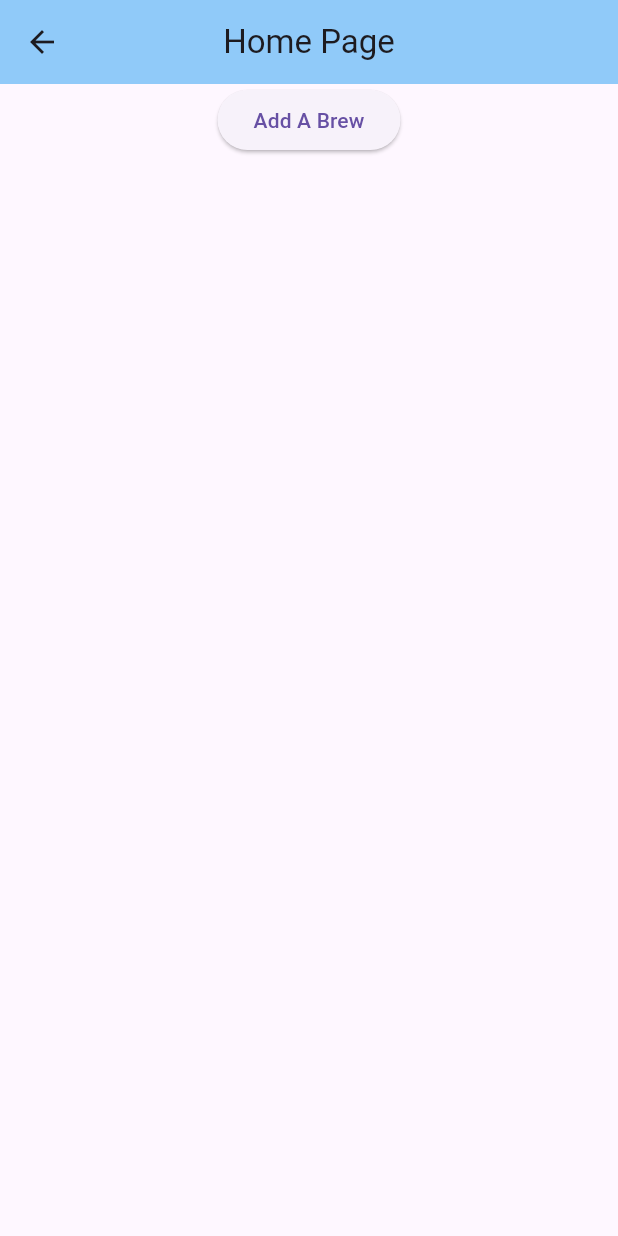
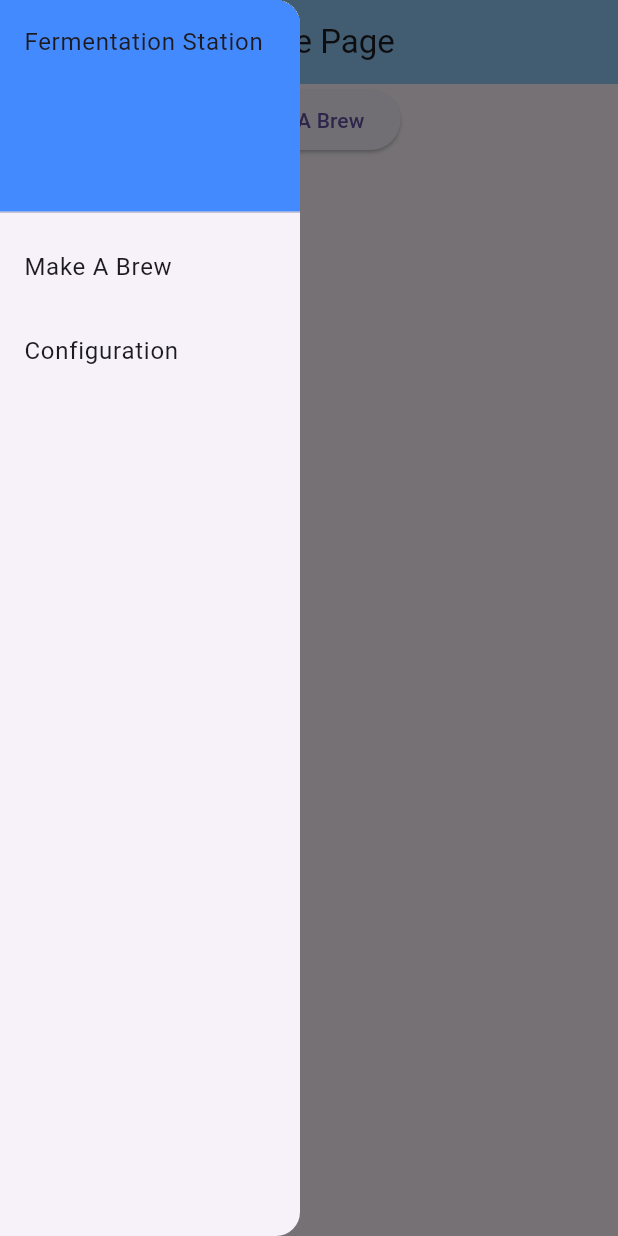
Before and after one commit to Seanm64/FermentationStation, a Flutter app: the screen it shows after launch, with the side drawer open (before the commit the screen has no drawer), on a phone screen of 412 x 824 dp. Run offline on Flutter 3.47's test engine with Material 3 defaults, Android fonts, the phone set to English and light mode, and no system bars.

Commit message:
Added Home Page drawer

```diff
--- a/lib/pages/home_page.dart
+++ b/lib/pages/home_page.dart
@@ -11,6 +11,41 @@ class Home extends StatelessWidget {
           title: Text("Home Page"),
           centerTitle: true,
       ),
+
+      // Drawer
+      drawer: Drawer(
+        width: 200.0,
+        child: ListView(
+          padding: EdgeInsets.zero,
+          children: [
+            const SizedBox(
+              height: 150.0,
+              child: DrawerHeader(
+                decoration: BoxDecoration(
+                  color: Colors.blueAccent,
+                ),
+                child: Text('Fermentation Station'),
+              ),
+            ),
+            ListTile(
+              title: const Text('Make A Brew'),
+              onTap: () {
+                // Close the drawer
+                Navigator.pop(context);
+                Navigator.pushNamed(context, '/addBrew');
+              },
+            ),
+            ListTile(
+              title: const Text('Configuration'),
+              onTap: () {
+                // Close the drawer
+                Navigator.pop(context);
+              },
+            ),
+          ],
+        ),
+      ),
+
       body: Column(
         children: <Widget>[
           Center(
```
Also changed, not shown: lib/pages/add_brew.dart (+11 -2 lines), lib/structs/sugar_gravities.dart (added, +24 -0 lines).
